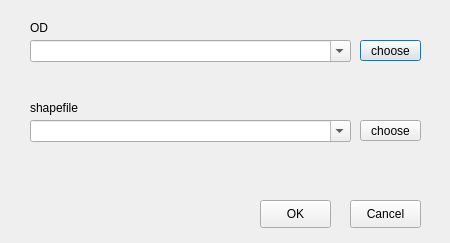
First picture: the form in dialog/open_odshp.ui, repository xixihahahehehe/quantum-gis, before the edit.
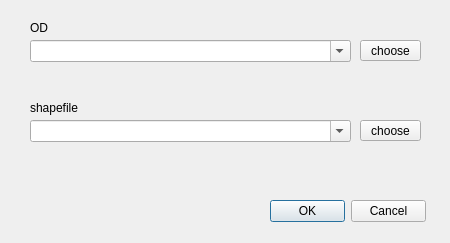
Second picture: the form after the edit.

```diff
--- a/dialog/open_odshp.ui
+++ b/dialog/open_odshp.ui
@@ -94,33 +94,17 @@
     <string>shapefile</string>
    </property>
   </widget>
-  <widget class="QPushButton" name="pushButton">
-   <property name="enabled">
-    <bool>true</bool>
-   </property>
+  <widget class="QDialogButtonBox" name="buttonBox">
    <property name="geometry">
     <rect>
-     <x>260</x>
+     <x>270</x>
      <y>200</y>
-     <width>71</width>
-     <height>28</height>
+     <width>156</width>
+     <height>23</height>
     </rect>
    </property>
-   <property name="text">
-    <string>OK</string>
-   </property>
-  </widget>
-  <widget class="QPushButton" name="pushButton_2">
-   <property name="geometry">
-    <rect>
-     <x>350</x>
-     <y>200</y>
-     <width>71</width>
-     <height>28</height>
-    </rect>
-   </property>
-   <property name="text">
-    <string>Cancel</string>
+   <property name="standardButtons">
+    <set>QDialogButtonBox::Cancel|QDialogButtonBox::Ok</set>
    </property>
   </widget>
  </widget>
```
Left out of the diff: 35 changed lines with no effect on the pictures.
